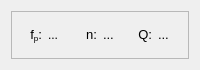
Qt form app/designer/aux_widgets/pole_block.ui (grupo-tc-volcan/TP4) before a commit.
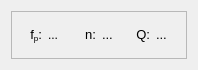
The same form after that commit.

Patch:
```diff
--- a/app/designer/aux_widgets/pole_block.ui
+++ b/app/designer/aux_widgets/pole_block.ui
@@ -6,10 +6,16 @@
    <rect>
     <x>0</x>
     <y>0</y>
-    <width>200</width>
+    <width>198</width>
     <height>70</height>
    </rect>
   </property>
+  <property name="maximumSize">
+   <size>
+    <width>198</width>
+    <height>16777215</height>
+   </size>
+  </property>
   <property name="windowTitle">
    <string>Form</string>
   </property>
```
